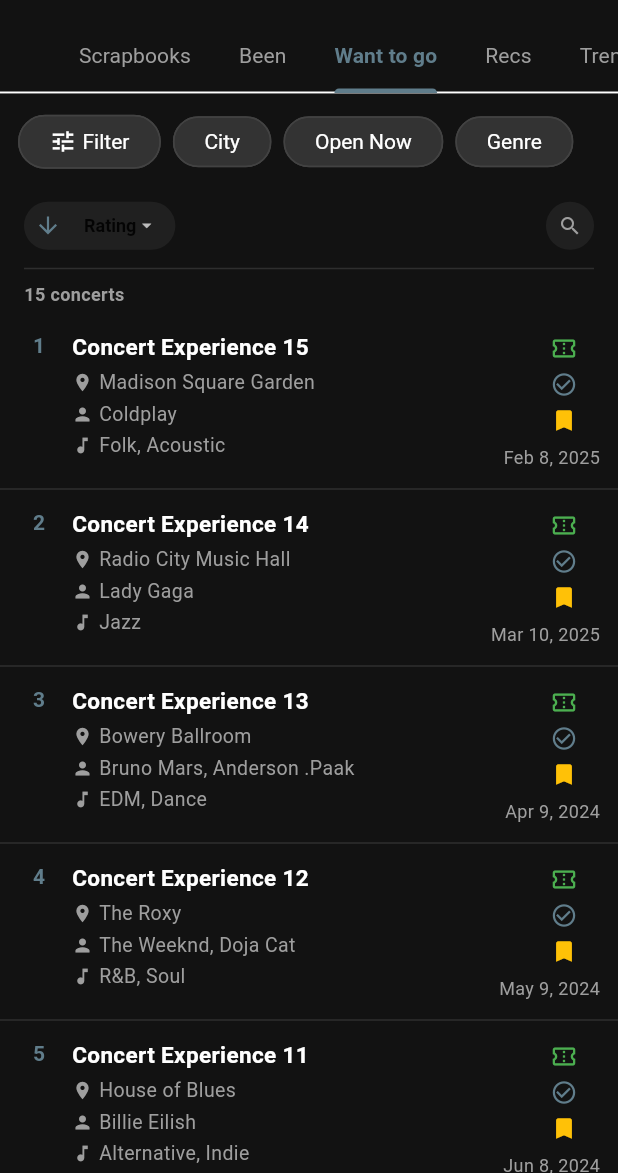
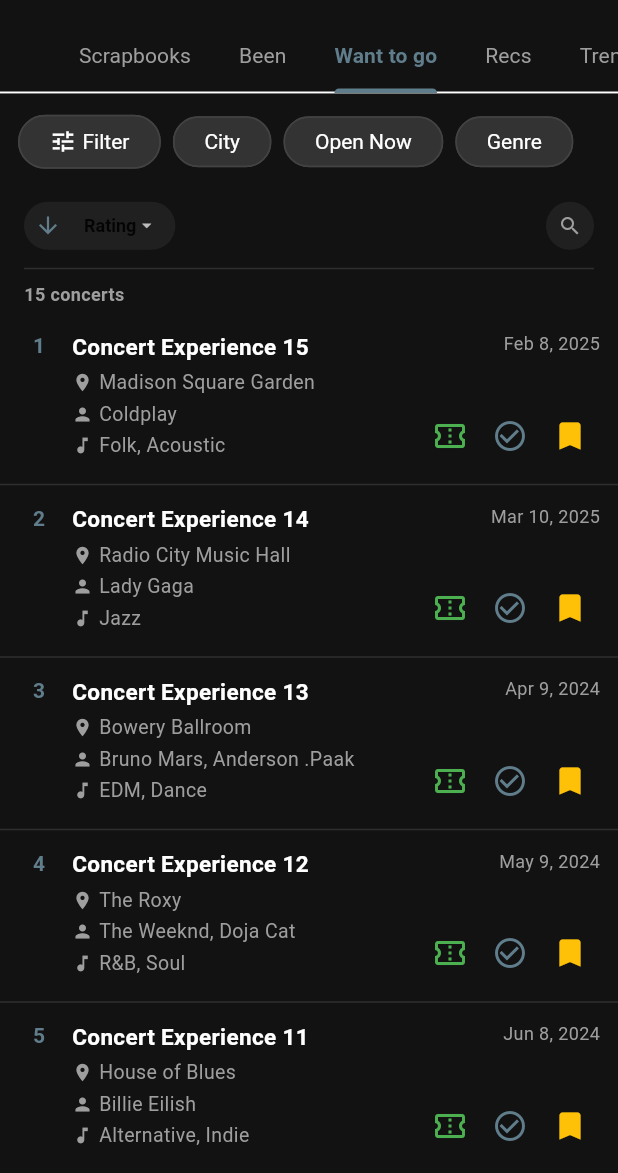
Before and after one commit to danrjop/concert-application, a Flutter app: the MemoriesScreen screen opened directly, tab 3 chosen, on a phone screen of 412 x 824 dp, the part 63-1236 px from its top. Run offline on Flutter 3.47's test engine with Material 3 defaults, Android fonts, the phone set to English and light mode, and no system bars; our stand-ins replace camera, permission_handler, shared_preferences, supabase_flutter; accounts and stored records are empty.

Commit message:
Want to go tab working

```diff
--- a/lib/widgets/memories/want_to_go/want_to_go_concert_list_item.dart
+++ b/lib/widgets/memories/want_to_go/want_to_go_concert_list_item.dart
@@ -136,62 +136,62 @@
               ),
             ),
 
-            // Action buttons instead of rating
-            Column(
-              crossAxisAlignment: CrossAxisAlignment.end,
-              mainAxisSize: MainAxisSize.min,
-              children: [
-                // Buy tickets button
-                SizedBox(
-                  height: 24,
-                  child: IconButton(
-                    icon: const Icon(Icons.confirmation_number_outlined, size: 18),
-                    onPressed: onBuyTickets,
-                    color: Colors.green,
-                    padding: EdgeInsets.zero,
-                    constraints: const BoxConstraints(minWidth: 24, minHeight: 24),
-                    tooltip: 'Buy Tickets',
-                  ),
-                ),
-
-                // Add to been button
-                SizedBox(
-                  height: 24,
-                  child: IconButton(
-                    icon: const Icon(Icons.check_circle_outline, size: 18),
-                    onPressed: onAddToBeen,
-                    color: AppConstants.primaryColor,
-                    padding: EdgeInsets.zero,
-                    constraints: const BoxConstraints(minWidth: 24, minHeight: 24),
-                    tooltip: 'Add to Been',
-                  ),
-                ),
-
-                // Remove from Want to go button (filled bookmark)
-                SizedBox(
-                  height: 24,
-                  child: IconButton(
-                    icon: const Icon(Icons.bookmark, size: 18),
-                    onPressed: onRemoveFromWantToGo,
-                    color: Colors.amber,
-                    padding: EdgeInsets.zero,
-                    constraints: const BoxConstraints(minWidth: 24, minHeight: 24),
-                    tooltip: 'Remove from Want to Go',
-                  ),
-                ),
-
-                // Date
-                Padding(
-                  padding: const EdgeInsets.only(top: 4),
-                  child: Text(
+            // Right side column with date at top and icons at bottom
+            SizedBox(
+              height: 90, // Set a fixed height for the column
+              child: Column(
+                crossAxisAlignment: CrossAxisAlignment.end,
+                mainAxisAlignment: MainAxisAlignment.spaceBetween,
+                children: [
+                  // Date at the top right
+                  Text(
                     _formatDate(concert.date),
                     style: const TextStyle(
                       fontSize: 12,
                       color: Colors.grey,
                     ),
                   ),
-                ),
-              ],
+
+                  // Action buttons in a horizontal row at the bottom
+                  Row(
+                    mainAxisSize: MainAxisSize.min,
+                    children: [
+                      // Buy tickets button
+                      IconButton(
+                        icon: const Icon(Icons.confirmation_number_outlined, size: 24),
+                        onPressed: onBuyTickets,
+                        color: Colors.green,
+                        padding: EdgeInsets.zero,
+                        constraints: const BoxConstraints(),
+                        visualDensity: VisualDensity.compact,
+                        tooltip: 'Buy Tickets',
+                      ),
+
+                      // Add to been button
+                      IconButton(
+                        icon: const Icon(Icons.check_circle_outline, size: 24),
+                        onPressed: onAddToBeen,
+                        color: AppConstants.primaryColor,
+                        padding: EdgeInsets.zero,
+                        constraints: const BoxConstraints(),
+                        visualDensity: VisualDensity.compact,
+                        tooltip: 'Add to Been',
+                      ),
+
+                      // Remove from Want to go button (filled bookmark)
+                      IconButton(
+                        icon: const Icon(Icons.bookmark, size: 24),
+                        onPressed: onRemoveFromWantToGo,
+                        color: Colors.amber,
+                        padding: EdgeInsets.zero,
+                        constraints: const BoxConstraints(),
+                        visualDensity: VisualDensity.compact,
+                        tooltip: 'Remove from Want to Go',
+                      ),
+                    ],
+                  ),
+                ],
+              ),
             ),
           ],
         ),
```
